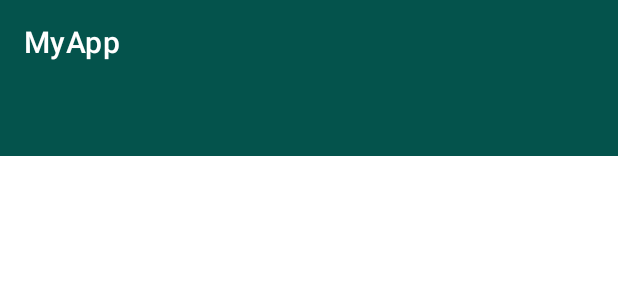
After one commit to AR1610/MyAppInternship, an Android app: the layout activity_tab.xml on its own in the app's theme, with its tools: preview values and no code run, on a phone screen of 412 x 824 dp. The commit adds this screen. Shown: the top 300 px of the screen. Run offline under Robolectric (Android 15) with nearby library versions, the phone set to English and light mode, and no system bars.

Commit message:
TabActivity with viewpager, Webview

```diff
--- a/app/src/main/java/com/myappinternship/activity/BottomHomeActivity.java
+++ b/app/src/main/java/com/myappinternship/activity/BottomHomeActivity.java
@@ -41,6 +41,7 @@ public class BottomHomeActivity extends AppCompatActivity {
                     fragmentTransaction.replace(R.id.frame,fragment);
                     fragmentTransaction.commit();
                     toolbar.setTitle("Home");
+
                 } else if (id == R.id.profile){
 
                     toolbar.setTitle("Gallery");
--- a/app/src/main/java/com/myappinternship/activity/ProfileActivity.java
+++ b/app/src/main/java/com/myappinternship/activity/ProfileActivity.java
@@ -31,14 +31,11 @@ public class ProfileActivity extends AppCompatActivity {
         btnCamera.setOnClickListener(new View.OnClickListener() {
             @Override
             public void onClick(View v) {
-
                 Intent i = new Intent();
                 i.setAction(MediaStore.ACTION_IMAGE_CAPTURE);
                 startActivityForResult(i,12);
-
             }
         });
-
         btnGallery.setOnClickListener(new View.OnClickListener() {
             @Override
             public void onClick(View v) {
@@ -49,11 +46,10 @@ public class ProfileActivity extends AppCompatActivity {
             }
         });
     }
-
     @Override
     protected void onActivityResult(int requestCode, int resultCode, @Nullable Intent data) {
         super.onActivityResult(requestCode, resultCode, data);
-        if (requestCode == 11)
+        if (requestCode == 11 && resultCode == RESULT_OK )
         {
           Uri uri = data.getData();
           circleImageView.setImageURI(uri);
--- a/app/src/main/java/com/myappinternship/activity/SplashActivity.java
+++ b/app/src/main/java/com/myappinternship/activity/SplashActivity.java
@@ -22,7 +22,7 @@ public class SplashActivity extends AppCompatActivity {
     new Handler().postDelayed(new Runnable() {
         @Override
         public void run() {
-            Intent i = new Intent(SplashActivity.this,BottomHomeActivity.class);
+            Intent i = new Intent(SplashActivity.this,NavHomeActivity.class);
             startActivity(i);
             finish();
         }
--- /dev/null
+++ b/app/src/main/res/layout/activity_tab.xml
@@ -0,0 +1,30 @@
+<?xml version="1.0" encoding="utf-8"?>
+<LinearLayout xmlns:android="http://schemas.android.com/apk/res/android"
+    xmlns:app="http://schemas.android.com/apk/res-auto"
+    xmlns:tools="http://schemas.android.com/tools"
+    android:layout_width="match_parent"
+    android:layout_height="match_parent"
+    tools:context=".activity.TabActivity"
+    android:orientation="vertical">
+    <androidx.appcompat.widget.Toolbar
+        android:layout_width="match_parent"
+        android:layout_height="wrap_content"
+        android:id="@+id/toolbar"
+        app:title="MyApp"
+        app:titleTextColor="#fff"
+        android:background="#04534C"/>
+    <com.google.android.material.tabs.TabLayout
+        android:layout_width="match_parent"
+        android:layout_height="wrap_content"
+        android:id="@+id/tab"
+        app:tabIndicatorColor="#E1DFDF"
+        app:tabIndicatorHeight="5dp"
+        app:tabTextColor="#fff"
+        app:tabSelectedTextColor="#fff"
+        android:background="#04534C"/>
+    <androidx.viewpager.widget.ViewPager
+        android:layout_width="match_parent"
+        android:layout_height="match_parent"
+        android:id="@+id/view_pager"/>
+
+</LinearLayout>
--- a/app/src/main/res/menu/activity_main_drawer.xml
+++ b/app/src/main/res/menu/activity_main_drawer.xml
@@ -17,8 +17,8 @@
             android:icon="@drawable/ic_menu_slideshow"
             android:title="@string/menu_slideshow" />
 
-        <item android:id="@+id/item_settings"
-            android:title="Settings"
+        <item android:id="@+id/nav_contact_us"
+            android:title="Contact US"
             android:icon="@drawable/ic__settings"/>
 
         <item android:id="@+id/item_logout"
--- a/app/src/main/res/mipmap-anydpi-v26/ic_launcher.xml
+++ b/app/src/main/res/mipmap-anydpi-v26/ic_launcher.xml
@@ -1,5 +1,5 @@
 <?xml version="1.0" encoding="utf-8"?>
 <adaptive-icon xmlns:android="http://schemas.android.com/apk/res/android">
-    <background android:drawable="@drawable/ic_launcher_background" />
-    <foreground android:drawable="@drawable/ic_launcher_foreground" />
+    <background android:drawable="@drawable/ic_home" />
+    <foreground android:drawable="@drawable/ic_home" />
 </adaptive-icon>
--- a/app/src/main/res/mipmap-anydpi-v26/ic_launcher_round.xml
+++ b/app/src/main/res/mipmap-anydpi-v26/ic_launcher_round.xml
@@ -1,5 +1,5 @@
 <?xml version="1.0" encoding="utf-8"?>
 <adaptive-icon xmlns:android="http://schemas.android.com/apk/res/android">
-    <background android:drawable="@drawable/ic_launcher_background" />
-    <foreground android:drawable="@drawable/ic_launcher_foreground" />
+    <background android:drawable="@drawable/ic_home" />
+    <foreground android:drawable="@drawable/ic_home" />
 </adaptive-icon>
```
Also changed, not shown: app/src/main/AndroidManifest.xml (+8 -2 lines), app/src/main/java/com/myappinternship/activity/MyPagerAdapter.java (added, +47 -0 lines), app/src/main/java/com/myappinternship/activity/NavHomeActivity.java (+9 -0 lines), app/src/main/java/com/myappinternship/activity/TabActivity.java (added, +56 -0 lines), app/src/main/java/com/myappinternship/activity/WebviewActivity.java (added, +39 -0 lines), app/src/main/java/com/myappinternship/fragments/ContactUsFragment.java (added, +45 -0 lines), app/src/main/res/layout/activity_webview.xml (added, +23 -0 lines), app/src/main/res/layout/fragment_contact_us.xml (added, +17 -0 lines).
